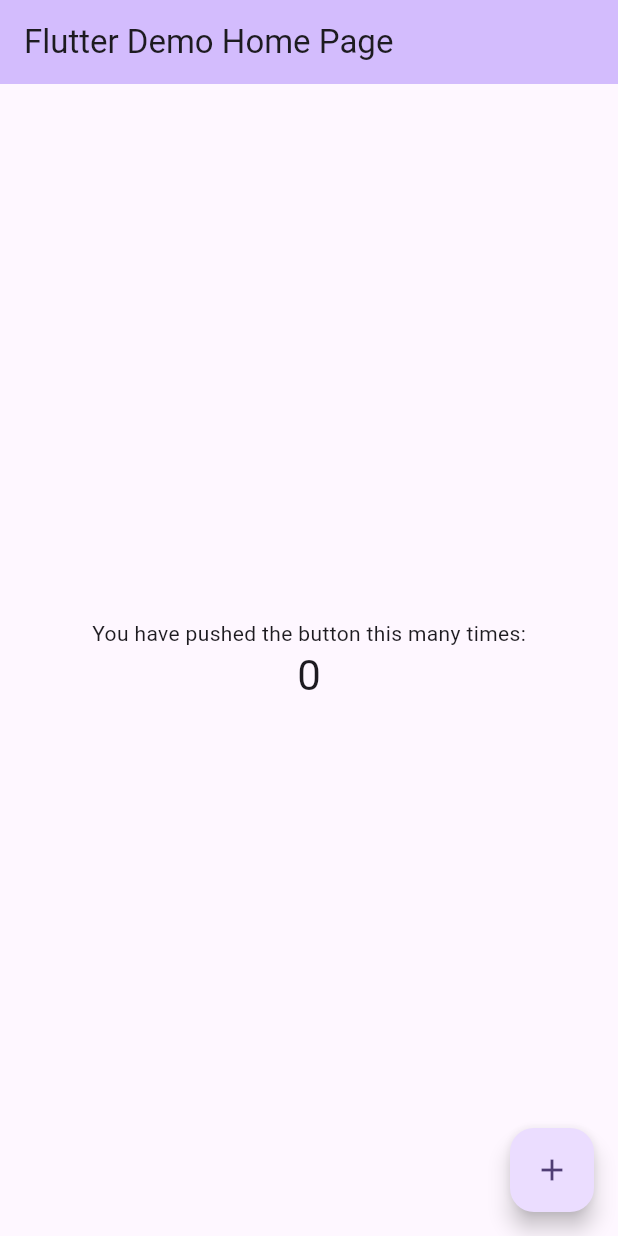
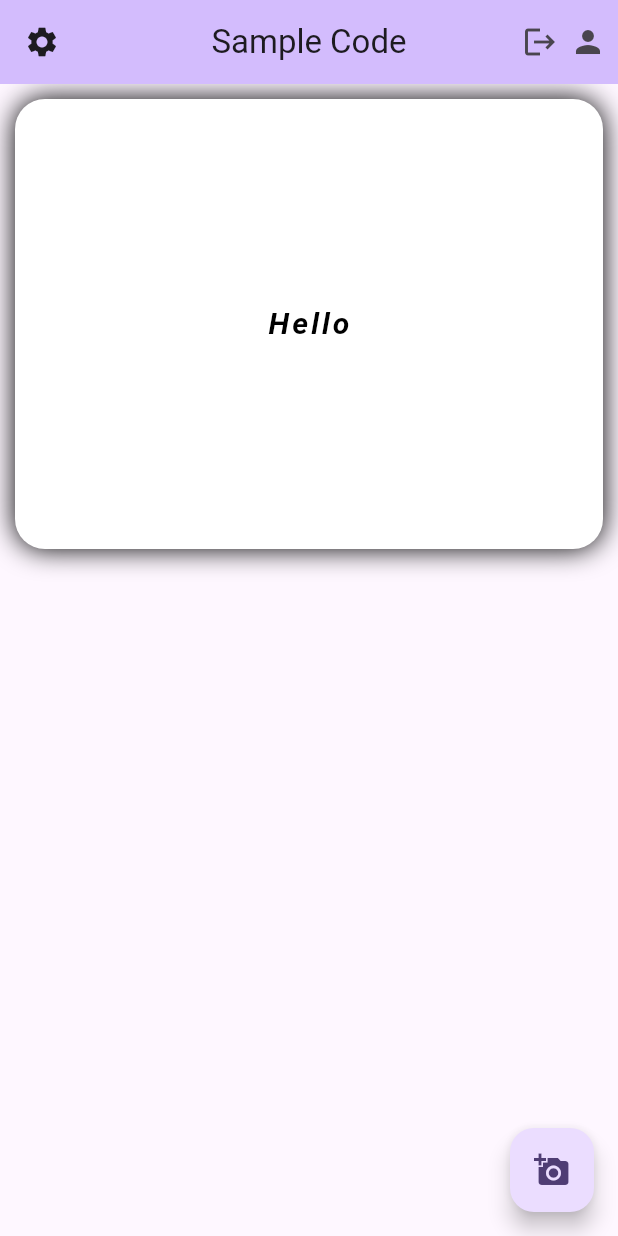
Before and after one commit to w1y0n0/flutter_widget_exercise, a Flutter app: the screen it shows after launch, on a phone screen of 412 x 824 dp. Run offline on Flutter 3.47's test engine with Material 2 defaults, Android fonts, the phone set to English and light mode, and no system bars.

Commit message:
Scaffold,AppBar,Container,FloatingActionButton

```diff
--- /dev/null
+++ b/lib/lesson/scaffold_widget.dart
@@ -0,0 +1,62 @@
+import 'package:flutter/material.dart';
+
+class ScaffoldWidget extends StatefulWidget {
+  const ScaffoldWidget({super.key});
+
+  @override
+  State<ScaffoldWidget> createState() => _ScaffoldWidgetState();
+}
+
+class _ScaffoldWidgetState extends State<ScaffoldWidget> {
+  @override
+  Widget build(BuildContext context) {
+    return Scaffold(
+      appBar: AppBar(
+        backgroundColor: Theme.of(context).colorScheme.inversePrimary,
+        title: const Text('Sample Code'),
+        centerTitle: true,
+        actions: const [
+          Icon(Icons.logout),
+          SizedBox(width: 8),
+          Icon(Icons.person),
+          SizedBox(width: 8),
+        ],
+        leading: const Icon(Icons.settings),
+      ),
+      // body: const Center(child: Text('Ini Body')),
+      body: Container(
+        height: 300,
+        // color: Colors.redAccent,
+        width: double.infinity,
+        margin: const EdgeInsets.all(10),
+        decoration: BoxDecoration(
+          color: Colors.white,
+          borderRadius: BorderRadius.circular(20),
+          boxShadow: const [
+            BoxShadow(
+              color: Colors.black,
+              offset: Offset.zero,
+              blurRadius: 15,
+            ),
+          ],
+        ),
+        child: const Center(
+          child: Text(
+            'Hello',
+            style: TextStyle(
+              color: Colors.black,
+              fontSize: 20,
+              fontStyle: FontStyle.italic,
+              fontWeight: FontWeight.bold,
+              letterSpacing: 2,
+            ),
+          ),
+        ),
+      ),
+      floatingActionButton: FloatingActionButton(
+        onPressed: () {},
+        child: const Icon(Icons.add_a_photo),
+      ),
+    );
+  }
+}
--- a/lib/main.dart
+++ b/lib/main.dart
@@ -1,4 +1,5 @@
 import 'package:flutter/material.dart';
+import 'package:flutter_widget_exercise/lesson/scaffold_widget.dart';
 
 void main() {
   runApp(const MyApp());
@@ -15,7 +16,7 @@ class MyApp extends StatelessWidget {
         colorScheme: ColorScheme.fromSeed(seedColor: Colors.deepPurple),
         useMaterial3: true,
       ),
-      home: const MyHomePage(title: 'Flutter Demo Home Page'),
+      home: const ScaffoldWidget(),
     );
   }
 }
```
